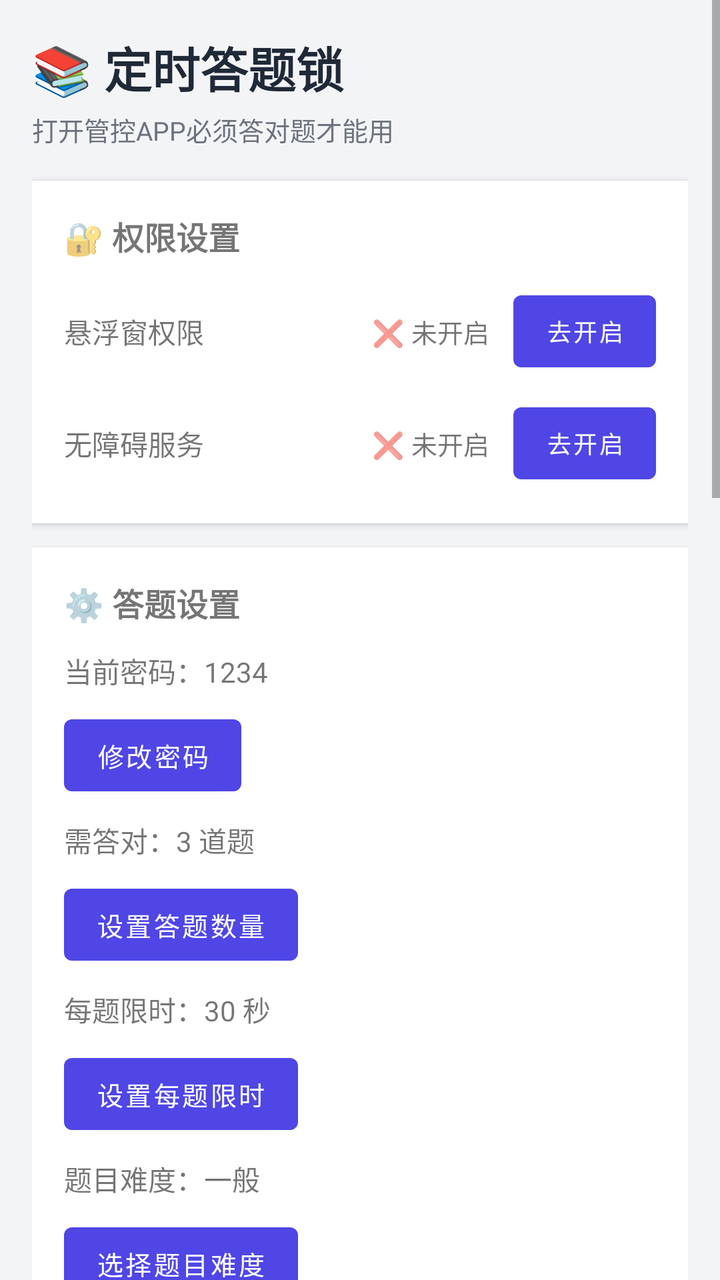
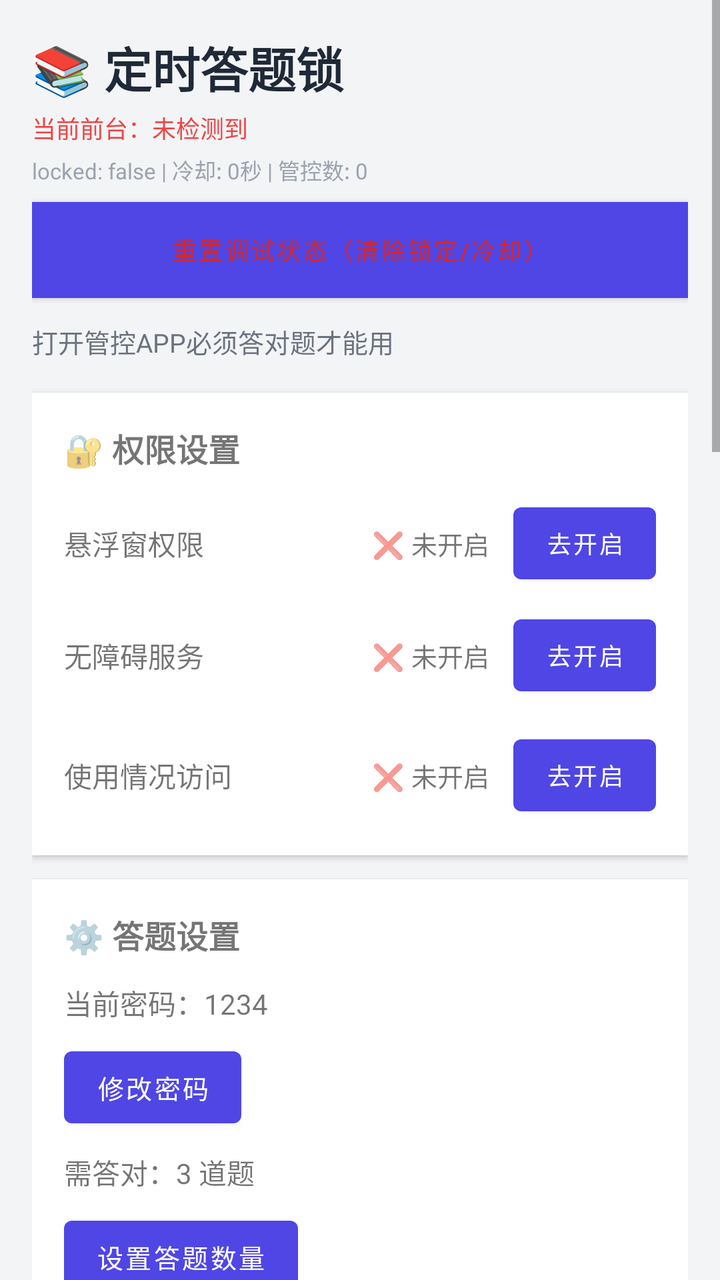

Compare the two renders of this Android layout. The source of the first and the diff that turns it into the second are given below.
<!-- AndroidManifest.xml: application theme Theme.TimuDaTi -->
<!-- res/layout/activity_main.xml -->
<?xml version="1.0" encoding="utf-8"?>
<ScrollView xmlns:android="http://schemas.android.com/apk/res/android"
    android:layout_width="match_parent"
    android:layout_height="match_parent"
    android:background="#F3F4F6">

    <LinearLayout
        android:layout_width="match_parent"
        android:layout_height="wrap_content"
        android:orientation="vertical"
        android:padding="16dp">

        <TextView
            android:layout_width="wrap_content"
            android:layout_height="wrap_content"
            android:text="📚 定时答题锁"
            android:textSize="24sp"
            android:textStyle="bold"
            android:textColor="#1F2937"
            android:paddingBottom="4dp"/>

        <TextView
            android:layout_width="wrap_content"
            android:layout_height="wrap_content"
            android:text="打开管控APP必须答对题才能用"
            android:textSize="13sp"
            android:textColor="#6B7280"
            android:paddingBottom="16dp"/>

        
        <LinearLayout
            android:layout_width="match_parent"
            android:layout_height="wrap_content"
            android:orientation="vertical"
            android:background="#FFFFFF"
            android:padding="16dp"
            android:layout_marginBottom="12dp"
            android:elevation="2dp">

            <TextView
                android:layout_width="wrap_content"
                android:layout_height="wrap_content"
                android:text="🔐 权限设置"
                android:textSize="16sp"
                android:textStyle="bold"
                android:paddingBottom="12dp"/>

            <LinearLayout
                android:layout_width="match_parent"
                android:layout_height="wrap_content"
                android:orientation="horizontal"
                android:gravity="center_vertical"
                android:paddingBottom="8dp">

                <TextView
                    android:layout_width="0dp"
                    android:layout_height="wrap_content"
                    android:layout_weight="1"
                    android:text="悬浮窗权限"
                    android:textSize="14sp"/>

                <TextView
                    android:id="@+id/tvOverlayStatus"
                    android:layout_width="wrap_content"
                    android:layout_height="wrap_content"
                    android:text="❌ 未开启"
                    android:textSize="13sp"
                    android:paddingEnd="12dp"/>

                <Button
                    android:id="@+id/btnOverlayPerm"
                    android:layout_width="wrap_content"
                    android:layout_height="wrap_content"
                    android:text="去开启"
                    android:textSize="12sp"
                    android:minWidth="60dp"/>
            </LinearLayout>

            <LinearLayout
                android:layout_width="match_parent"
                android:layout_height="wrap_content"
                android:orientation="horizontal"
                android:gravity="center_vertical">

                <TextView
                    android:layout_width="0dp"
                    android:layout_height="wrap_content"
                    android:layout_weight="1"
                    android:text="无障碍服务"
                    android:textSize="14sp"/>

                <TextView
                    android:id="@+id/tvA11yStatus"
                    android:layout_width="wrap_content"
                    android:layout_height="wrap_content"
                    android:text="❌ 未开启"
                    android:textSize="13sp"
                    android:paddingEnd="12dp"/>

                <Button
                    android:id="@+id/btnA11yPerm"
                    android:layout_width="wrap_content"
                    android:layout_height="wrap_content"
                    android:text="去开启"
                    android:textSize="12sp"
                    android:minWidth="60dp"/>
            </LinearLayout>
        </LinearLayout>

        
        <LinearLayout
            android:layout_width="match_parent"
            android:layout_height="wrap_content"
            android:orientation="vertical"
            android:background="#FFFFFF"
            android:padding="16dp"
            android:layout_marginBottom="12dp"
            android:elevation="2dp">

            <TextView
                android:layout_width="wrap_content"
                android:layout_height="wrap_content"
                android:text="⚙️ 答题设置"
                android:textSize="16sp"
                android:textStyle="bold"
                android:paddingBottom="12dp"/>

            <TextView
                android:id="@+id/tvPin"
                android:layout_width="wrap_content"
                android:layout_height="wrap_content"
                android:text="当前密码：1234"
                android:textSize="14sp"
                android:paddingBottom="8dp"/>

            <Button
                android:id="@+id/btnSetPin"
                android:layout_width="wrap_content"
                android:layout_height="wrap_content"
                android:text="修改密码"
                android:textSize="13sp"
                android:layout_marginBottom="8dp"/>

            <TextView
                android:id="@+id/tvCount"
                android:layout_width="wrap_content"
                android:layout_height="wrap_content"
                android:text="需答对：3 道题"
                android:textSize="14sp"
                android:paddingBottom="8dp"/>

            <Button
                android:id="@+id/btnSetCount"
                android:layout_width="wrap_content"
                android:layout_height="wrap_content"
                android:text="设置答题数量"
                android:textSize="13sp"
                android:layout_marginBottom="8dp"/>

            <TextView
                android:id="@+id/tvTime"
                android:layout_width="wrap_content"
                android:layout_height="wrap_content"
                android:text="每题限时：30 秒"
                android:textSize="14sp"
                android:paddingBottom="8dp"/>

            <Button
                android:id="@+id/btnSetTime"
                android:layout_width="wrap_content"
                android:layout_height="wrap_content"
                android:text="设置每题限时"
                android:textSize="13sp"
                android:layout_marginBottom="8dp"/>

            <TextView
                android:id="@+id/tvDifficulty"
                android:layout_width="wrap_content"
                android:layout_height="wrap_content"
                android:text="题目难度：一般"
                android:textSize="14sp"
                android:paddingBottom="8dp"/>

            <Button
                android:id="@+id/btnSetDifficulty"
                android:layout_width="wrap_content"
                android:layout_height="wrap_content"
                android:text="选择题目难度"
                android:textSize="13sp"
                android:layout_marginBottom="8dp"/>

            <TextView
                android:id="@+id/tvPopupMode"
                android:layout_width="wrap_content"
                android:layout_height="wrap_content"
                android:text="弹出模式：打开就弹"
                android:textSize="14sp"
                android:paddingBottom="8dp"/>

            <Button
                android:id="@+id/btnSetPopupMode"
                android:layout_width="wrap_content"
                android:layout_height="wrap_content"
                android:text="设置弹出模式"
                android:textSize="13sp"
                android:layout_marginBottom="8dp"/>

            <TextView
                android:id="@+id/tvCooldown"
                android:layout_width="wrap_content"
                android:layout_height="wrap_content"
                android:text="冷却时间：30分钟"
                android:textSize="14sp"
                android:paddingBottom="8dp"/>

            <Button
                android:id="@+id/btnSetCooldown"
                android:layout_width="wrap_content"
                android:layout_height="wrap_content"
                android:text="设置冷却时间"
                android:textSize="13sp"/>
        </LinearLayout>

        
        <LinearLayout
            android:layout_width="match_parent"
            android:layout_height="wrap_content"
            android:orientation="vertical"
            android:background="#FFFFFF"
            android:padding="16dp"
            android:layout_marginBottom="12dp"
            android:elevation="2dp">

            <TextView
                android:layout_width="wrap_content"
                android:layout_height="wrap_content"
                android:text="📚 题库管理"
                android:textSize="16sp"
                android:textStyle="bold"
                android:paddingBottom="12dp"/>

            <TextView
                android:id="@+id/tvQCount"
                android:layout_width="wrap_content"
                android:layout_height="wrap_content"
                android:text="用户题库：0 题"
                android:textSize="13sp"
                android:textColor="#6B7280"
                android:paddingBottom="10dp"/>

            <LinearLayout
                android:layout_width="match_parent"
                android:layout_height="wrap_content"
                android:orientation="horizontal"
                android:layout_marginBottom="8dp">

                <Button
                    android:id="@+id/btnUploadQ"
                    android:layout_width="0dp"
                    android:layout_height="wrap_content"
                    android:layout_weight="1"
                    android:text="上传题库"
                    android:textSize="13sp"
                    android:layout_marginEnd="6dp"/>

                <Button
                    android:id="@+id/btnDownloadTpl"
                    android:layout_width="0dp"
                    android:layout_height="wrap_content"
                    android:layout_weight="1"
                    android:text="模板格式"
                    android:textSize="13sp"
                    android:layout_marginEnd="6dp"/>

                <Button
                    android:id="@+id/btnClearQ"
                    android:layout_width="0dp"
                    android:layout_height="wrap_content"
                    android:layout_weight="1"
                    android:text="清空"
                    android:textSize="13sp"/>
            </LinearLayout>
        </LinearLayout>

        
        <Button
            android:id="@+id/btnTestQuiz"
            android:layout_width="match_parent"
            android:layout_height="wrap_content"
            android:text="🧪 测试答题界面（点我看效果）"
            android:textSize="14sp"
            android:background="#4F46E5"
            android:textColor="#FFFFFF"
            android:layout_marginBottom="12dp"/>

        
        <LinearLayout
            android:layout_width="match_parent"
            android:layout_height="wrap_content"
            android:orientation="vertical"
            android:background="#FFFFFF"
            android:padding="16dp"
            android:elevation="2dp">

            <LinearLayout
                android:layout_width="match_parent"
                android:layout_height="wrap_content"
                android:orientation="horizontal"
                android:gravity="center_vertical"
                android:paddingBottom="12dp">

                <TextView
                    android:layout_width="0dp"
                    android:layout_height="wrap_content"
                    android:layout_weight="1"
                    android:text="📱 管控应用"
                    android:textSize="16sp"
                    android:textStyle="bold"/>

                <Button
                    android:id="@+id/btnAllMonitored"
                    android:layout_width="wrap_content"
                    android:layout_height="wrap_content"
                    android:text="全部管控"
                    android:textSize="12sp"
                    android:layout_marginEnd="8dp"/>

                <Button
                    android:id="@+id/btnAddApp"
                    android:layout_width="wrap_content"
                    android:layout_height="wrap_content"
                    android:text="+ 添加"
                    android:textSize="13sp"/>
            </LinearLayout>

            <TextView
                android:id="@+id/tvMonitoredCount"
                android:layout_width="wrap_content"
                android:layout_height="wrap_content"
                android:text="已管控 0 个应用"
                android:textSize="13sp"
                android:textColor="#6B7280"
                android:paddingBottom="8dp"/>

            <androidx.recyclerview.widget.RecyclerView
                android:id="@+id/recyclerApps"
                android:layout_width="match_parent"
                android:layout_height="300dp"/>
        </LinearLayout>

        <TextView
            android:layout_width="wrap_content"
            android:layout_height="wrap_content"
            android:text="\n使用说明：开启两项权限后，添加要管控的APP。打开被管控APP时会弹出答题界面，答对设定数量的题才能继续使用。\n\n内置题库：数学、物理、化学、英语、地理、历史、政治、中华五千年"
            android:textSize="12sp"
            android:textColor="#6B7280"
            android:padding="8dp"/>

    </LinearLayout>
</ScrollView>
<!-- resources referenced by this layout -->
<resources>
  <style name="Theme.TimuDaTi" parent="Theme.MaterialComponents.Light.NoActionBar">
          <item name="colorPrimary">@color/primary</item>
          <item name="colorPrimaryDark">@color/primary</item>
          <item name="android:statusBarColor">@color/primary</item>
      </style>
  <color name="primary">#4F46E5</color>
</resources>

<!-- the commit's change to res/layout/activity_main.xml (unified diff, before → after) -->
@@ -19,6 +19,36 @@
             android:textColor="#1F2937"
             android:paddingBottom="4dp"/>
 
+        
+        <TextView
+            android:id="@+id/tvDebugFg"
+            android:layout_width="match_parent"
+            android:layout_height="wrap_content"
+            android:text="当前前台：未检测到"
+            android:textSize="12sp"
+            android:textColor="#EF4444"
+            android:paddingBottom="4dp"/>
+
+        
+        <TextView
+            android:id="@+id/tvDebugStatus"
+            android:layout_width="match_parent"
+            android:layout_height="wrap_content"
+            android:text="locked: false | 冷却: 0秒 | 管控数: 0"
+            android:textSize="11sp"
+            android:textColor="#9CA3AF"
+            android:paddingBottom="8dp"/>
+
+        <Button
+            android:id="@+id/btnDebugReset"
+            android:layout_width="match_parent"
+            android:layout_height="wrap_content"
+            android:text="重置调试状态（清除锁定/冷却）"
+            android:textSize="12sp"
+            android:background="#FEE2E2"
+            android:textColor="#DC2626"
+            android:layout_marginBottom="12dp"/>
+
         <TextView
             android:layout_width="wrap_content"
             android:layout_height="wrap_content"
@@ -105,6 +135,38 @@
                     android:textSize="12sp"
                     android:minWidth="60dp"/>
             </LinearLayout>
+
+            
+            <LinearLayout
+                android:layout_width="match_parent"
+                android:layout_height="wrap_content"
+                android:orientation="horizontal"
+                android:gravity="center_vertical"
+                android:paddingTop="12dp">
+
+                <TextView
+                    android:layout_width="0dp"
+                    android:layout_height="wrap_content"
+                    android:layout_weight="1"
+                    android:text="使用情况访问"
+                    android:textSize="14sp"/>
+
+                <TextView
+                    android:id="@+id/tvUsageStatus"
+                    android:layout_width="wrap_content"
+                    android:layout_height="wrap_content"
+                    android:text="❌ 未开启"
+                    android:textSize="13sp"
+                    android:paddingEnd="12dp"/>
+
+                <Button
+                    android:id="@+id/btnUsagePerm"
+                    android:layout_width="wrap_content"
+                    android:layout_height="wrap_content"
+                    android:text="去开启"
+                    android:textSize="12sp"
+                    android:minWidth="60dp"/>
+            </LinearLayout>
         </LinearLayout>
 
         
